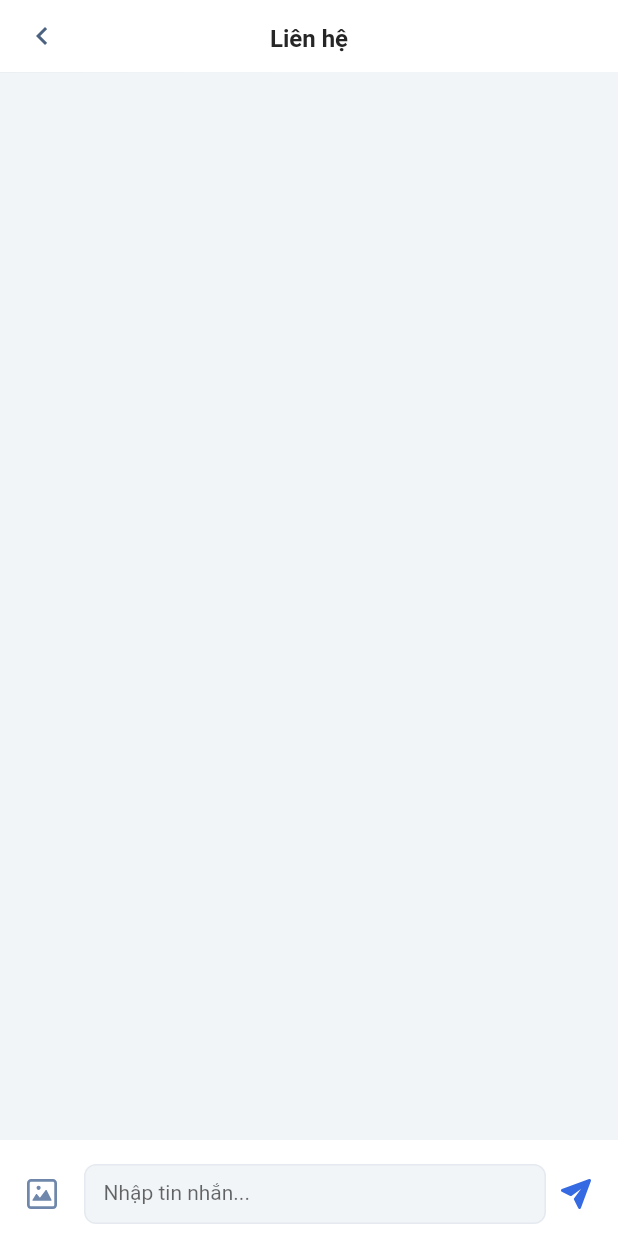
After one commit to thuno/Apartment-Manager, a Flutter app: the NavigationScreen screen opened directly, after a tap on "Liên hệ", on a phone screen of 412 x 824 dp. The commit adds this screen. Run offline on Flutter 3.47's test engine with Material 2 defaults, Android fonts, the phone set to English and light mode, and no system bars; our stand-ins replace flutter_svg.

Commit message:
add contac screen

```diff
--- /dev/null
+++ b/lib/View/contact_screen.dart
@@ -0,0 +1,125 @@
+import 'package:flutter/material.dart';
+import 'package:flutter/services.dart';
+import 'package:flutter_svg/flutter_svg.dart';
+
+class ContactScreen extends StatefulWidget {
+  const ContactScreen({super.key});
+
+  @override
+  State<ContactScreen> createState() => _ContactScreenState();
+}
+
+class _ContactScreenState extends State<ContactScreen> {
+  final TextEditingController messEdit = TextEditingController();
+  final FocusNode messFocus = FocusNode();
+
+  @override
+  Widget build(BuildContext context) {
+    return GestureDetector(
+      onTap: () {
+        FocusScope.of(context).unfocus();
+      },
+      child: Scaffold(
+        appBar: AppBar(
+          automaticallyImplyLeading: false,
+          elevation: 0.1,
+          toolbarHeight: 48,
+          backgroundColor: Colors.white,
+          systemOverlayStyle:
+              const SystemUiOverlayStyle(statusBarIconBrightness: Brightness.dark, statusBarColor: Colors.transparent),
+          leading: Container(
+            height: double.infinity,
+            alignment: Alignment.topCenter,
+            padding: const EdgeInsets.only(top: 12),
+            child: InkWell(
+              onTap: () {
+                Navigator.pop(context);
+              },
+              child: const Icon(
+                Icons.chevron_left,
+                size: 24,
+                color: Color(0xFF4B6281),
+              ),
+            ),
+          ),
+          centerTitle: true,
+          title: const Text(
+            'Liên hệ',
+            style: TextStyle(
+              fontSize: 16,
+              height: 24 / 16,
+              fontWeight: FontWeight.w600,
+              color: Color(0xFF262626),
+            ),
+          ),
+        ),
+        body: Container(
+          color: const Color(0xFFF2F5F8),
+          child: Column(
+            children: [
+              Expanded(
+                child: Container(
+                  padding: const EdgeInsets.all(16),
+                ),
+              ),
+              Container(
+                alignment: Alignment.center,
+                padding: const EdgeInsets.fromLTRB(16, 16, 16, 8),
+                color: Colors.white,
+                child: Row(
+                  crossAxisAlignment: messFocus.hasFocus ? CrossAxisAlignment.end : CrossAxisAlignment.center,
+                  children: [
+                    Container(
+                      margin: EdgeInsets.only(right: 16, bottom: messFocus.hasFocus ? 8 : 0),
+                      child: SvgPicture.asset('lib/Assets/image.svg'),
+                    ),
+                    Expanded(
+                      child: AnimatedContainer(
+                        duration: const Duration(milliseconds: 500),
+                        height: messFocus.hasFocus ? 60 : 40,
+                        decoration: BoxDecoration(
+                          color: const Color(0xFFF2F5F8),
+                          borderRadius: BorderRadius.circular(8),
+                          border: Border.all(
+                            color: const Color(0xFFE5EAF0),
+                          ),
+                        ),
+                        child: Focus(
+                          onFocusChange: (value) {
+                            setState(() {});
+                          },
+                          child: TextField(
+                            controller: messEdit,
+                            focusNode: messFocus,
+                            decoration: const InputDecoration(
+                              border: InputBorder.none,
+                              hintText: 'Nhập tin nhắn...',
+                              isDense: true,
+                              contentPadding: EdgeInsets.symmetric(horizontal: 12, vertical: 10),
+                            ),
+                            textAlignVertical: messFocus.hasFocus ? TextAlignVertical.top : TextAlignVertical.center,
+                            expands: true,
+                            maxLines: null,
+                            minLines: null,
+                            style: const TextStyle(fontSize: 14, height: 22 / 14),
+                          ),
+                        ),
+                      ),
+                    ),
+                    Container(
+                      margin: EdgeInsets.only(left: 8, bottom: messFocus.hasFocus ? 8 : 0),
+                      child: InkWell(
+                        onTap: () {},
+                        child: SvgPicture.asset('lib/Assets/send-message.svg'),
+                      ),
+                    ),
+                  ],
+                ),
+              ),
+            ],
+          ),
+        ),
+      ),
+    );
+  }
+}
--- a/lib/View/home_screen.dart
+++ b/lib/View/home_screen.dart
@@ -1,6 +1,7 @@
 import 'package:flutter/material.dart';
 import 'package:project1/View/bill_detail_screen.dart';
 import 'package:project1/View/bill_history_screen.dart';
+import 'package:project1/View/contact_screen.dart';
 
 class HomeScreen extends StatefulWidget {
   const HomeScreen({super.key});
@@ -84,10 +85,6 @@ class _HomeScreenState extends State<HomeScreen> {
                       ],
                     ),
                   ),
-                  SizedBox(
-                    width: 84,
-                    child: Column(
-                      children: [
                   InkWell(
                     onTap: () {
                       Navigator.push(
@@ -96,12 +93,15 @@ class _HomeScreenState extends State<HomeScreen> {
                             builder: (context) => const BillHistoryScreen(),
                           ));
                     },
-                          child: Container(
+                    child: SizedBox(
+                      width: 84,
+                      child: Column(
+                        children: [
+                          Container(
                             width: 56,
                             height: 56,
                             margin: const EdgeInsets.only(bottom: 12),
                             child: Image.asset('lib/Assets/calendar.png'),
-                          ),
                           ),
                           const Text(
                             'Lịch sử tiền phòng',
@@ -115,7 +115,16 @@ class _HomeScreenState extends State<HomeScreen> {
                         ],
                       ),
                     ),
-                  SizedBox(
+                  ),
+                  InkWell(
+                    onTap: () {
+                      Navigator.push(
+                          context,
+                          MaterialPageRoute(
+                            builder: (context) => const ContactScreen(),
+                          ));
+                    },
+                    child: SizedBox(
                       width: 84,
                       child: Column(
                         children: [
@@ -135,6 +144,7 @@ class _HomeScreenState extends State<HomeScreen> {
                             ),
                           )
                         ],
+                      ),
                     ),
                   ),
                   SizedBox(
```
Also changed, not shown: lib/Assets/image.svg (added), lib/Assets/send-message.svg (added). Lines whose indentation alone changed are shown as unchanged.
